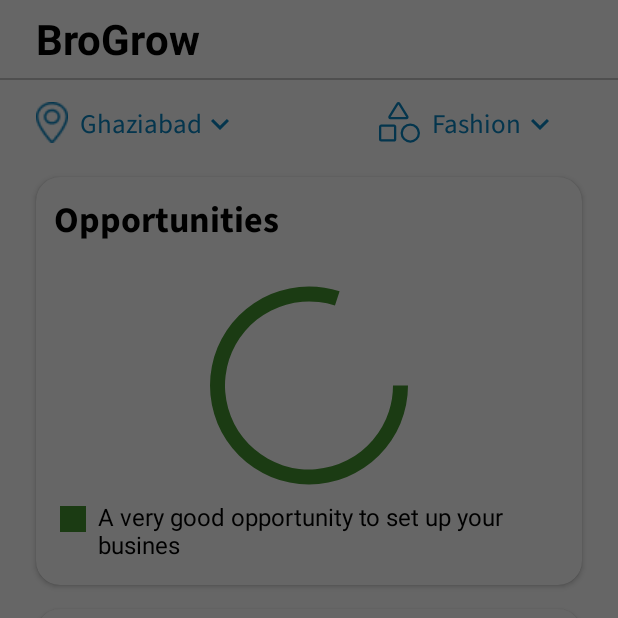
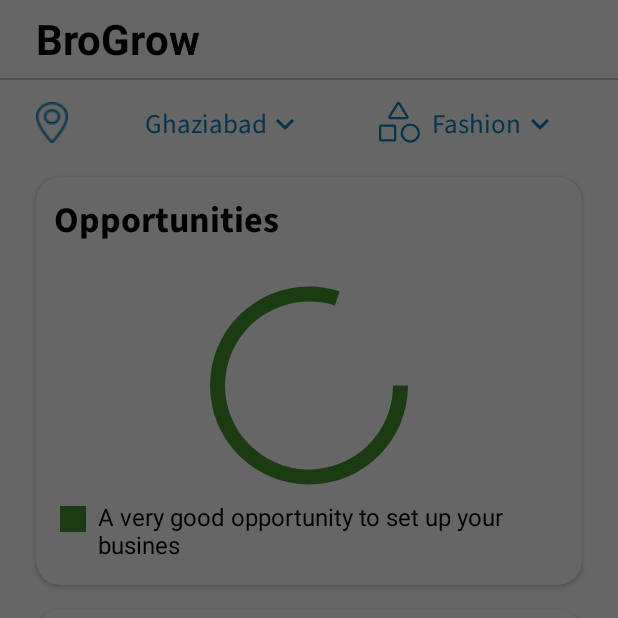
Before and after one commit to guptasandeep7/BroGrow, an Android app: the HomePageFragment screen opened directly, with no data from a screen before it, after a tap on "Ghaziabad", on a phone screen of 412 x 824 dp, the top half of it. Run offline under Robolectric (Android 15) with nearby library versions, the phone set to English and light mode, and no system bars; our stand-ins replace Volley, data binding, navigation-ui; libraries missing offline, so code that uses them is left out: com.github.mikephil.charting; plain views replace PieChart.

Commit message:
Added Categorical Analysis

```diff
--- a/app/src/main/res/layout/fragment_home_page.xml
+++ b/app/src/main/res/layout/fragment_home_page.xml
@@ -33,11 +33,13 @@
                 android:layout_height="wrap_content"
                 android:layout_marginStart="8dp"
                 android:layout_marginTop="18dp"
+                android:layout_marginEnd="8dp"
                 android:drawableEnd="@drawable/ic_baseline_keyboard_arrow_down_24"
                 android:fontFamily="@font/source_sans_pro"
                 android:text="Ghaziabad"
                 android:textColor="#0985C2"
                 android:textSize="18sp"
+                app:layout_constraintEnd_toStartOf="@+id/imageView2"
                 app:layout_constraintStart_toEndOf="@+id/imageView"
                 app:layout_constraintTop_toTopOf="parent" />
 
--- a/app/src/main/res/navigation/dashboard_navigation.xml
+++ b/app/src/main/res/navigation/dashboard_navigation.xml
@@ -8,7 +8,11 @@
     <fragment
         android:id="@+id/homePageFragment"
         android:name="com.example.brogrow.view.dashboard.HomePageFragment"
-        android:label="HomePageFragment" />
+        android:label="HomePageFragment" >
+        <action
+            android:id="@+id/action_homePageFragment_to_categorialAnalysis"
+            app:destination="@id/categorialAnalysis" />
+    </fragment>
     <fragment
         android:id="@+id/comparisonPage"
         android:name="com.example.brogrow.view.dashboard.ComparisonPage"
@@ -19,4 +23,9 @@
         android:name="com.example.brogrow.view.dashboard.ProfilePage"
         android:label="fragment_profile_page"
         tools:layout="@layout/fragment_profile_page" />
+    <fragment
+        android:id="@+id/categorialAnalysis"
+        android:name="com.example.brogrow.view.dashboard.CategorialAnalysis"
+        android:label="fragment_categorial_analysis"
+        tools:layout="@layout/fragment_categorial_analysis" />
 </navigation>
```
Also changed, not shown: app/src/main/java/com/example/brogrow/view/dashboard/HomePageFragment.kt (+47 -5 lines).
